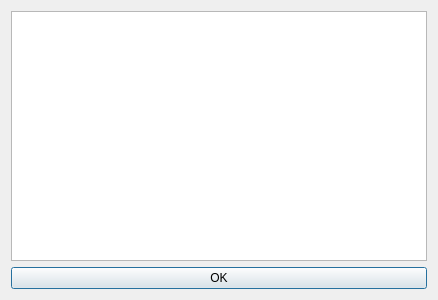
Old version of the form huggle/ignorelist.ui in the repository huggle/huggle3-qt-lx.
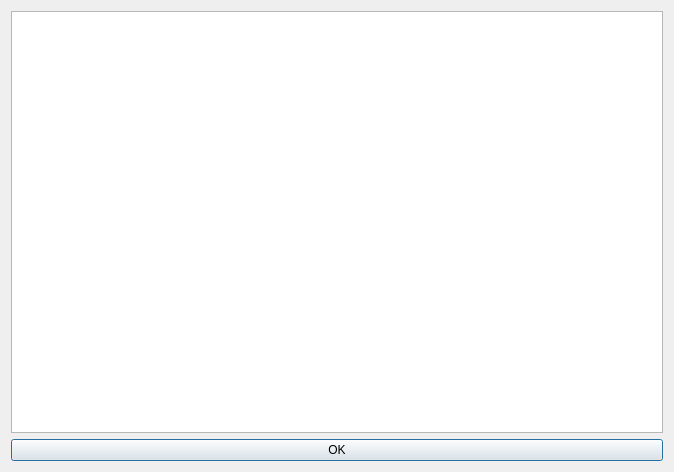
New version of the form.

The edit to the form file:
```diff
--- a/huggle/ignorelist.ui
+++ b/huggle/ignorelist.ui
@@ -6,8 +6,8 @@
    <rect>
     <x>0</x>
     <y>0</y>
-    <width>438</width>
-    <height>300</height>
+    <width>674</width>
+    <height>472</height>
    </rect>
   </property>
   <property name="windowTitle">
```
